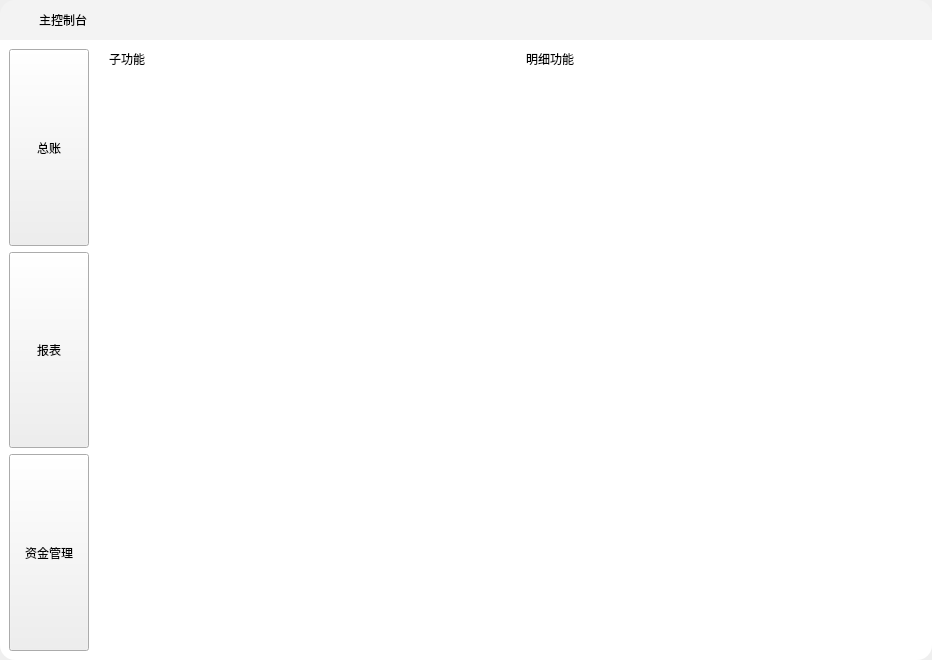
CoffeeManHaidian/OpenFina, file ui/mainwindow.ui: the form before one commit.
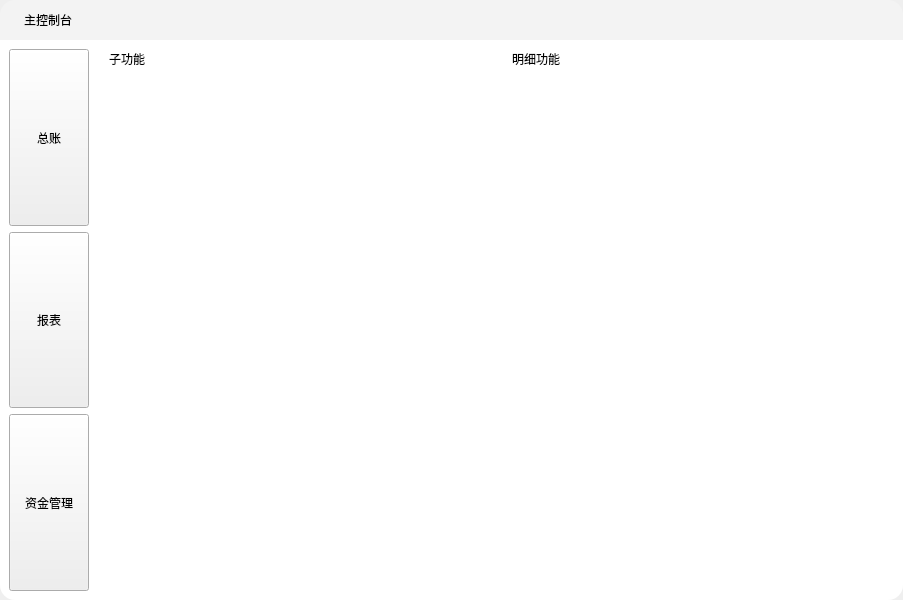
The form after the commit. Icons and pictures are not drawn.

```diff
--- a/ui/mainwindow.ui
+++ b/ui/mainwindow.ui
@@ -6,8 +6,8 @@
    <rect>
     <x>0</x>
     <y>0</y>
-    <width>932</width>
-    <height>660</height>
+    <width>903</width>
+    <height>600</height>
    </rect>
   </property>
   <property name="minimumSize">
```
Left out of the diff: 5 changed lines with no effect on the pictures.
